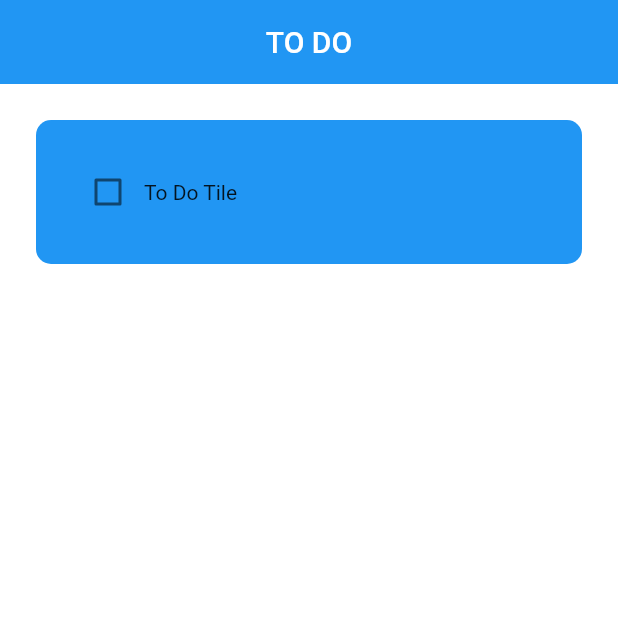
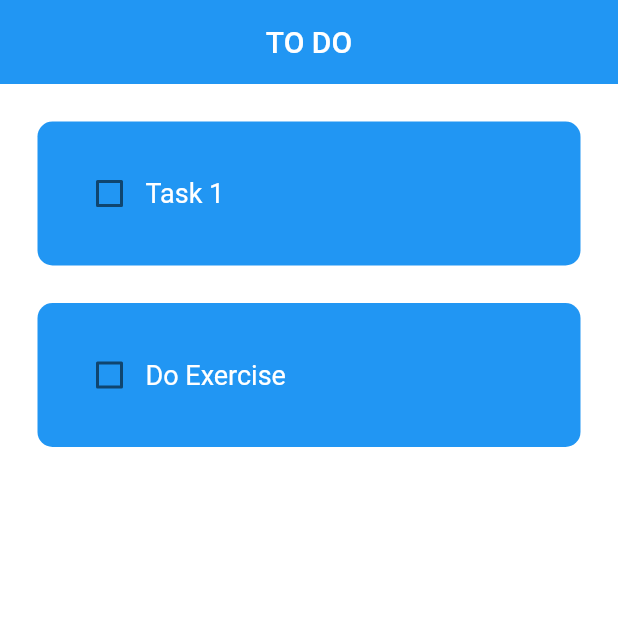
Before and after one commit to MahardhikaB/todo_list, a Flutter app: the screen it shows after launch, on a phone screen of 412 x 824 dp, the top half of it. Run offline on Flutter 3.47's test engine with Material 2 defaults, Android fonts, the phone set to English and light mode, and no system bars.

Commit message:
To Do Tile & Check Box

```diff
--- a/lib/pages/home_page.dart
+++ b/lib/pages/home_page.dart
@@ -6,9 +6,22 @@ class HomePage extends StatefulWidget {
 
   @override
   State<HomePage> createState() => _HomePageState();
+
 }
 
 class _HomePageState extends State<HomePage> {
+  // List of ToDo Tasks
+  List toDoList = [
+    ['Task 1', false],
+    ['Do Exercise', false],
+  ];
+
+  // CheckBox OnChanged
+  void checkBoxChanged(bool? value, int index) {
+    setState(() {
+      toDoList[index][1] = !toDoList[index][1];
+    });
+  }
   @override
   Widget build(BuildContext context) {
     return Scaffold(
@@ -18,10 +31,15 @@ class _HomePageState extends State<HomePage> {
         centerTitle: true,
         elevation: 0,
       ),
-      body: ListView(
-        children: [
-          ToDoTile(),
-        ],
+      body: ListView.builder(
+        itemCount: toDoList.length,
+        itemBuilder: (context, index) {
+          return ToDoTile(
+            taskName: toDoList[index][0],
+            taskCompleted: toDoList[index][1],
+            onChanged: (value) => checkBoxChanged(value, index),
+          );
+        },
       )
     );
   }
--- a/lib/util/todo_tile.dart
+++ b/lib/util/todo_tile.dart
@@ -1,27 +1,48 @@
 import 'package:flutter/material.dart';
 
 class ToDoTile extends StatelessWidget {
-  const ToDoTile({super.key});
+  final String taskName;
+  final bool taskCompleted;
+  Function(bool?)? onChanged;
+
+  ToDoTile({
+    super.key,
+    required this.taskName,
+    required this.taskCompleted,
+    required this.onChanged,
+  });
 
   @override
   Widget build(BuildContext context) {
     return Padding(
-      padding: const EdgeInsets.all(24.0),
+      padding: const EdgeInsets.only(left: 25, right: 25, top: 25),
       child: Container(
         padding: EdgeInsets.all(24),
-        child: Row(
-          children: [
-            //Checkbox
-            Checkbox(value: false, onChanged: (value) {}),
-
-            //Task Name
-            Text('To Do Tile'),
-          ],
-        ),
         decoration: BoxDecoration(
         color: Colors.blue,
         borderRadius: BorderRadius.circular(10),
       ),
+        child: Row(
+          children: [
+            //Checkbox
+            Checkbox(
+              value: taskCompleted,
+              onChanged: onChanged,
+              activeColor: Colors.black,
+            ),
+
+            //Task Name
+            Text(
+              taskName,
+              style: TextStyle(
+                color: Colors.white,
+                fontSize: 18,
+                decoration: taskCompleted ? TextDecoration.lineThrough : null,
+                decorationThickness: 2,
+              )
+              ),
+          ],
+        ),
         )
 
     );
```
